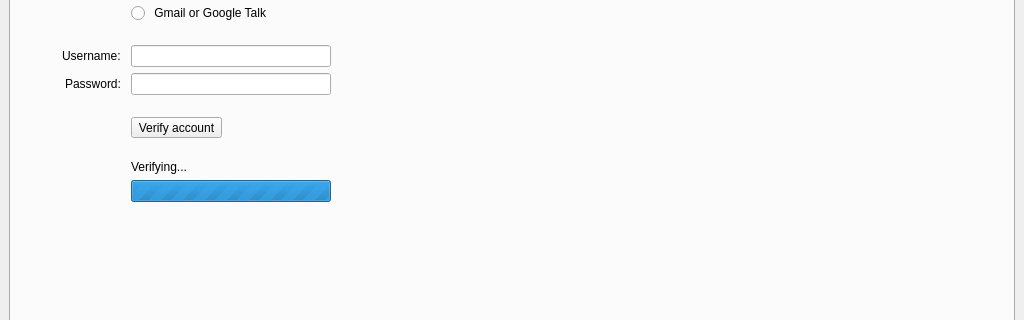
The window that src/chatbot/front-end/mainwindow.ui (lvklabs/chatbot) describes before a commit, drawn with Qt 5; both pictures show x 0 to 1024 and y 149 to 469 of the 1024 by 600 pixel window.
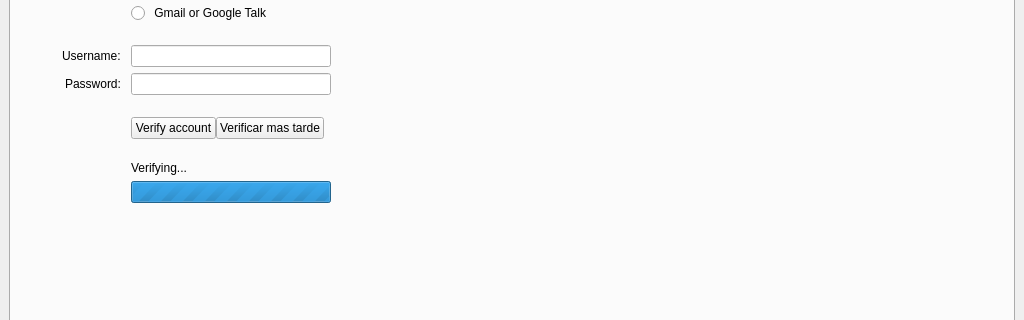
The same window after the commit. The open tabs and pages were chosen to show the change. Icons and pictures are not drawn. Custom widgets are drawn as their Qt base class.

Commit message: Added verify account later button

```diff
--- a/src/chatbot/front-end/mainwindow.ui
+++ b/src/chatbot/front-end/mainwindow.ui
@@ -1054,50 +1054,30 @@
                  </property>
                 </spacer>
                </item>
-               <item row="6" column="1">
-                <widget class="QToolButton" name="verifyAccountButton">
-                 <property name="text">
-                  <string>Verify account</string>
-                 </property>
-                 <property name="icon">
-                  <iconset resource="../resources.qrc">
-                   <normaloff>:/icons/res/verify_chatbot.png</normaloff>:/icons/res/verify_chatbot.png</iconset>
-                 </property>
-                 <property name="iconSize">
-                  <size>
-                   <width>24</width>
-                   <height>24</height>
-                  </size>
-                 </property>
-                 <property name="toolButtonStyle">
-                  <enum>Qt::ToolButtonTextBesideIcon</enum>
-                 </property>
-                </widget>
-               </item>
-               <item row="7" column="1">
-                <spacer name="verticalSpacer_11">
-                 <property name="orientation">
-                  <enum>Qt::Vertical</enum>
-                 </property>
-                 <property name="sizeType">
-                  <enum>QSizePolicy::Fixed</enum>
-                 </property>
-                 <property name="sizeHint" stdset="0">
-                  <size>
-                   <width>20</width>
-                   <height>10</height>
-                  </size>
-                 </property>
-                </spacer>
-               </item>
                <item row="8" column="1">
+                <spacer name="verticalSpacer_11">
+                 <property name="orientation">
+                  <enum>Qt::Vertical</enum>
+                 </property>
+                 <property name="sizeType">
+                  <enum>QSizePolicy::Fixed</enum>
+                 </property>
+                 <property name="sizeHint" stdset="0">
+                  <size>
+                   <width>20</width>
+                   <height>10</height>
+                  </size>
+                 </property>
+                </spacer>
+               </item>
+               <item row="9" column="1">
                 <widget class="QLabel" name="connectionStatusLabel_v">
                  <property name="text">
                   <string>Verifying...</string>
                  </property>
                 </widget>
                </item>
-               <item row="9" column="1">
+               <item row="10" column="1">
                 <widget class="QProgressBar" name="connectionProgressBar_v">
                  <property name="maximumSize">
                   <size>
@@ -1113,7 +1093,7 @@
                  </property>
                 </widget>
                </item>
-               <item row="10" column="1">
+               <item row="11" column="1">
                 <spacer name="verticalSpacer_12">
                  <property name="orientation">
                   <enum>Qt::Vertical</enum>
@@ -1126,6 +1106,57 @@
                  </property>
                 </spacer>
                </item>
+               <item row="7" column="1">
+                <layout class="QHBoxLayout" name="horizontalLayout_3">
+                 <item>
+                  <widget class="QPushButton" name="verifyAccountButton">
+                   <property name="text">
+                    <string>Verify account</string>
+                   </property>
+                   <property name="icon">
+                    <iconset resource="../resources.qrc">
+                     <normaloff>:/icons/res/verify_chatbot.png</normaloff>:/icons/res/verify_chatbot.png</iconset>
+                   </property>
+                   <property name="iconSize">
+                    <size>
+                     <width>24</width>
+                     <height>24</height>
+                    </size>
+                   </property>
+                  </widget>
+                 </item>
+                 <item>
+                  <widget class="QPushButton" name="verifyLaterButton">
+                   <property name="text">
+                    <string>Verificar mas tarde</string>
+                   </property>
+                   <property name="icon">
+                    <iconset resource="../resources.qrc">
+                     <normaloff>:/icons/avatar_default_32x32.png</normaloff>:/icons/avatar_default_32x32.png</iconset>
+                   </property>
+                   <property name="iconSize">
+                    <size>
+                     <width>24</width>
+                     <height>24</height>
+                    </size>
+                   </property>
+                  </widget>
+                 </item>
+                 <item>
+                  <spacer name="horizontalSpacer_7">
+                   <property name="orientation">
+                    <enum>Qt::Horizontal</enum>
+                   </property>
+                   <property name="sizeHint" stdset="0">
+                    <size>
+                     <width>40</width>
+                     <height>20</height>
+                    </size>
+                   </property>
+                  </spacer>
+                 </item>
+                </layout>
+               </item>
               </layout>
              </item>
              <item row="0" column="1">
```
Left out of the diff: 2 changed lines with no effect on the pictures. The commit also changes 2 other files.
